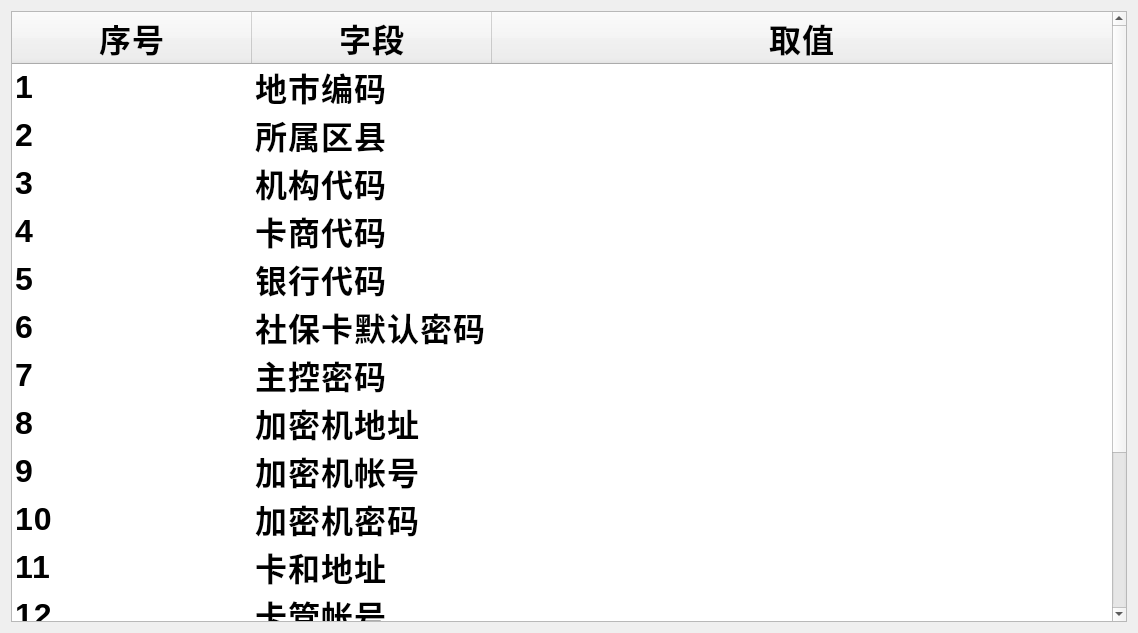
Above: SSCard_System/Sys_regionconfigure.ui from leithergit/SSCard_System before the change. Below: the same form after it.
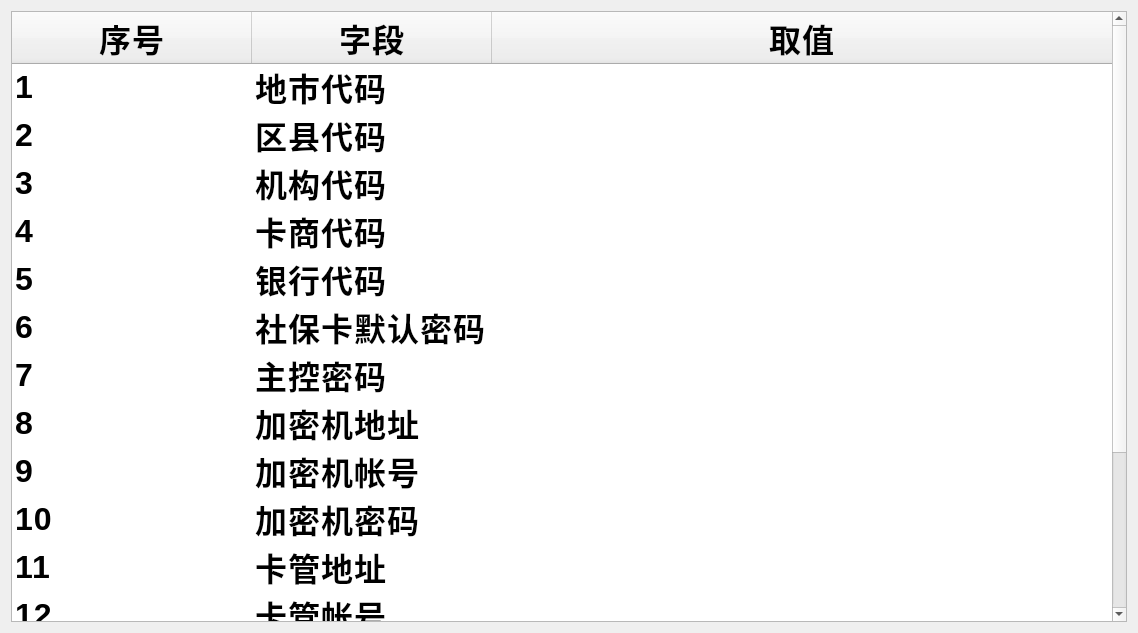
That is the form after the change.

What changed in the file:
```diff
--- a/SSCard_System/Sys_regionconfigure.ui
+++ b/SSCard_System/Sys_regionconfigure.ui
@@ -155,7 +155,7 @@
      </item>
      <item row="0" column="1">
       <property name="text">
-       <string>地市编码</string>
+       <string>地市代码</string>
       </property>
       <property name="flags">
        <set>ItemIsEnabled</set>
@@ -173,7 +173,7 @@
      </item>
      <item row="1" column="1">
       <property name="text">
-       <string>所属区县</string>
+       <string>区县代码</string>
       </property>
       <property name="flags">
        <set>ItemIsUserCheckable|ItemIsEnabled</set>
@@ -335,7 +335,7 @@
      </item>
      <item row="10" column="1">
       <property name="text">
-       <string>卡和地址</string>
+       <string>卡管地址</string>
       </property>
       <property name="flags">
        <set>ItemIsEnabled</set>
```
